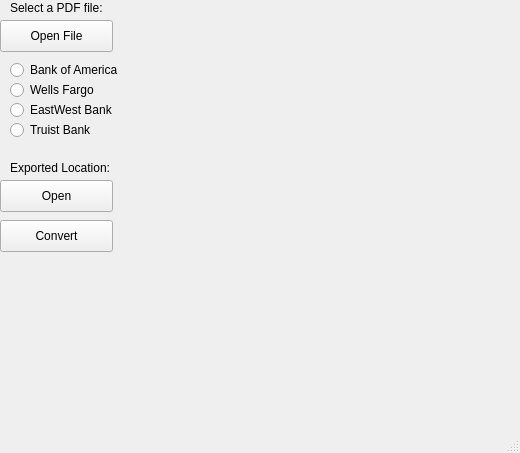
Qt form gui.ui (Snow-0/statement_converter) before a commit.
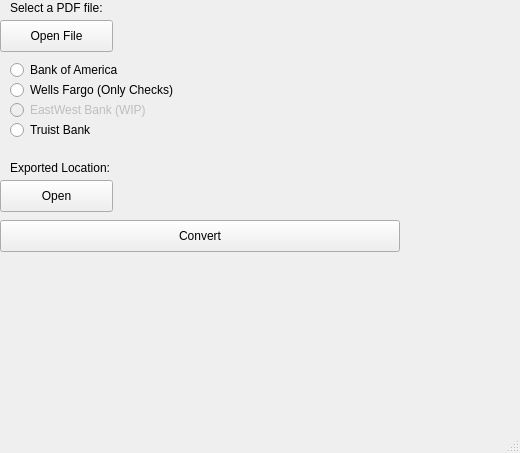
The same form after that commit.

Commit message: added truist bank statement conversion function; wells fargo only checking

```diff
--- a/gui.ui
+++ b/gui.ui
@@ -90,28 +90,28 @@
      <rect>
       <x>10</x>
       <y>80</y>
-      <width>100</width>
+      <width>400</width>
       <height>20</height>
      </rect>
     </property>
     <property name="text">
-     <string>Wells Fargo</string>
+     <string>Wells Fargo (Only Checks)</string>
     </property>
    </widget>
    <widget class="QRadioButton" name="radioButton_3">
     <property name="enabled">
-     <bool>true</bool>
+     <bool>false</bool>
     </property>
     <property name="geometry">
      <rect>
       <x>10</x>
       <y>100</y>
-      <width>141</width>
+      <width>400</width>
       <height>20</height>
      </rect>
     </property>
     <property name="text">
-     <string>EastWest Bank</string>
+     <string>EastWest Bank (WIP)</string>
     </property>
    </widget>
    <widget class="QRadioButton" name="radioButton_4">
@@ -122,7 +122,7 @@
      <rect>
       <x>10</x>
       <y>120</y>
-      <width>100</width>
+      <width>200</width>
       <height>20</height>
      </rect>
     </property>
@@ -135,7 +135,7 @@
      <rect>
       <x>0</x>
       <y>220</y>
-      <width>113</width>
+      <width>400</width>
       <height>32</height>
      </rect>
     </property>
```
The commit also changes 9 other files.
